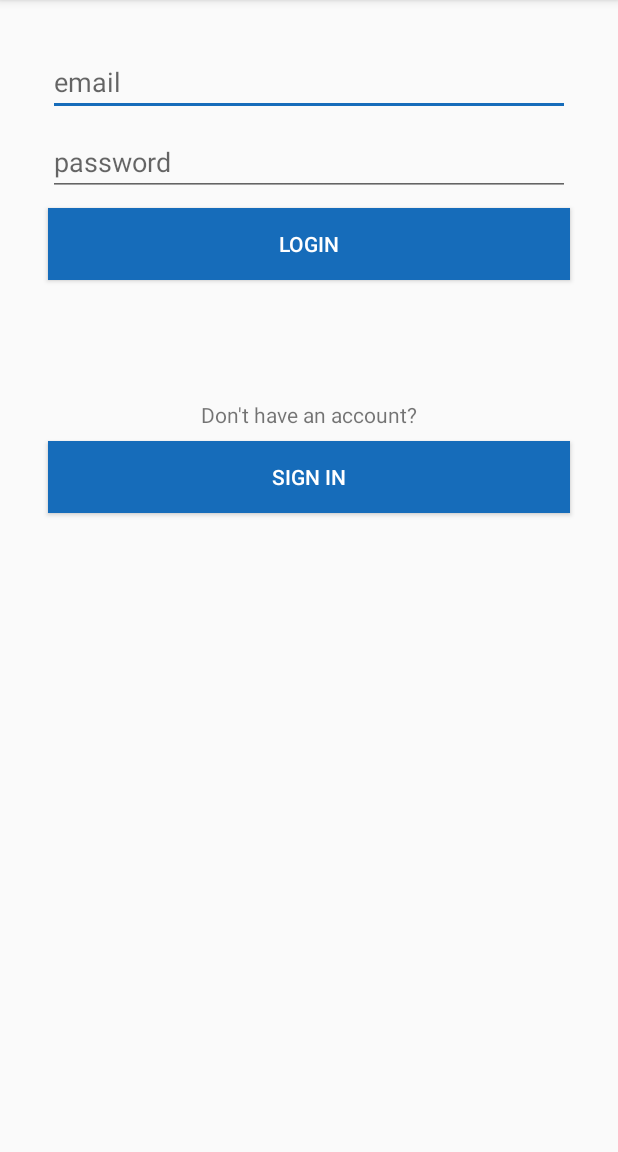
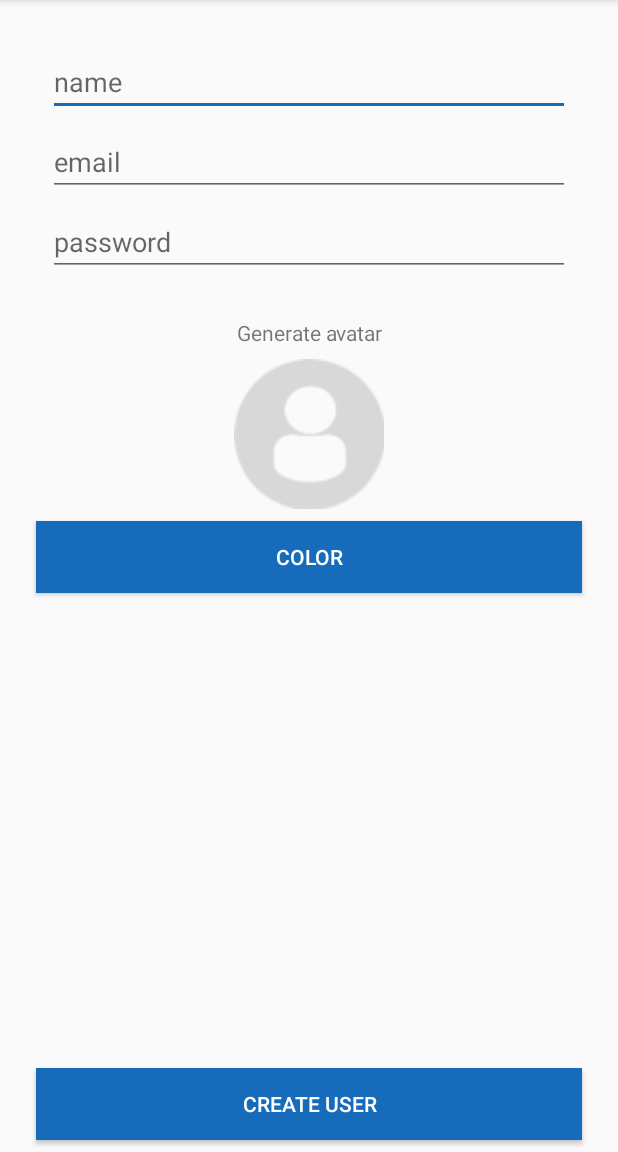
Before and after one commit to AlexChaplygin/Smack-Chat, an Android app: the LoginActivity screen opened directly, with no data from a screen before it, after a tap on "SIGN IN", on a phone screen of 412 x 824 dp, the part 84-1236 px from its top. Run offline under Robolectric (Android 15) with nearby library versions, the phone set to English and light mode, and no system bars; libraries missing offline, so code that uses them is left out: com.example.che.

Commit message:
Create new Activity to create new user

```diff
--- a/app/src/main/AndroidManifest.xml
+++ b/app/src/main/AndroidManifest.xml
@@ -18,7 +18,8 @@
                 <category android:name="android.intent.category.LAUNCHER" />
             </intent-filter>
         </activity>
-        <activity android:name=".LoginActivity"></activity>
+        <activity android:name=".LoginActivity" />
+        <activity android:name=".CreateUserActivity"></activity>
     </application>
 
 </manifest>
--- /dev/null
+++ b/app/src/main/java/com/example/che/alex/smack/CreateUserActivity.kt
@@ -0,0 +1,25 @@
+package com.example.che.alex.smack
+
+import android.support.v7.app.AppCompatActivity
+import android.os.Bundle
+import android.view.View
+
+class CreateUserActivity : AppCompatActivity() {
+
+    override fun onCreate(savedInstanceState: Bundle?) {
+        super.onCreate(savedInstanceState)
+        setContentView(R.layout.activity_create_user)
+    }
+
+    fun createUserChooseColorClick(view: View) {
+
+    }
+
+    fun createUserCreateClick(view: View) {
+
+    }
+
+    fun avatarImageChooseClick(view: View) {
+
+    }
+}
--- a/app/src/main/java/com/example/che/alex/smack/LoginActivity.kt
+++ b/app/src/main/java/com/example/che/alex/smack/LoginActivity.kt
@@ -1,5 +1,6 @@
 package com.example.che.alex.smack
 
+import android.content.Intent
 import android.support.v7.app.AppCompatActivity
 import android.os.Bundle
 import android.view.View
@@ -16,6 +17,7 @@ class LoginActivity : AppCompatActivity() {
     }
 
     fun registerBtnClick(view: View) {
-
+        val intent = Intent(this, CreateUserActivity::class.java)
+        startActivity(intent)
     }
 }
--- /dev/null
+++ b/app/src/main/res/layout/activity_create_user.xml
@@ -0,0 +1,106 @@
+<?xml version="1.0" encoding="utf-8"?>
+<android.support.constraint.ConstraintLayout xmlns:android="http://schemas.android.com/apk/res/android"
+    xmlns:app="http://schemas.android.com/apk/res-auto"
+    xmlns:tools="http://schemas.android.com/tools"
+    android:layout_width="match_parent"
+    android:layout_height="match_parent"
+    tools:context=".CreateUserActivity">
+
+    <EditText
+        android:id="@+id/createUserNameText"
+        android:layout_width="0dp"
+        android:layout_height="wrap_content"
+        android:layout_marginEnd="32dp"
+        android:layout_marginStart="32dp"
+        android:layout_marginTop="32dp"
+        android:ems="10"
+        android:hint="name"
+        android:inputType="textPersonName"
+        app:layout_constraintEnd_toEndOf="parent"
+        app:layout_constraintStart_toStartOf="parent"
+        app:layout_constraintTop_toTopOf="parent" />
+
+    <EditText
+        android:id="@+id/createUserEmailText"
+        android:layout_width="0dp"
+        android:layout_height="wrap_content"
+        android:layout_marginEnd="32dp"
+        android:layout_marginStart="32dp"
+        android:layout_marginTop="8dp"
+        android:ems="10"
+        android:hint="email"
+        android:inputType="textPersonName"
+        app:layout_constraintEnd_toEndOf="parent"
+        app:layout_constraintStart_toStartOf="parent"
+        app:layout_constraintTop_toBottomOf="@+id/createUserNameText" />
+
+    <EditText
+        android:id="@+id/createUserPassText"
+        android:layout_width="0dp"
+        android:layout_height="wrap_content"
+        android:layout_marginEnd="32dp"
+        android:layout_marginStart="32dp"
+        android:layout_marginTop="8dp"
+        android:ems="10"
+        android:hint="password"
+        android:inputType="textPassword"
+        app:layout_constraintEnd_toEndOf="parent"
+        app:layout_constraintStart_toStartOf="parent"
+        app:layout_constraintTop_toBottomOf="@+id/createUserEmailText" />
+
+    <TextView
+        android:id="@+id/textView2"
+        android:layout_width="0dp"
+        android:layout_height="wrap_content"
+        android:layout_marginEnd="8dp"
+        android:layout_marginStart="8dp"
+        android:layout_marginTop="28dp"
+        android:text="Generate avatar"
+        android:textAlignment="center"
+        app:layout_constraintEnd_toEndOf="parent"
+        app:layout_constraintHorizontal_bias="0.0"
+        app:layout_constraintStart_toStartOf="parent"
+        app:layout_constraintTop_toBottomOf="@+id/createUserPassText" />
+
+    <ImageView
+        android:id="@+id/avatarImageChoose"
+        android:layout_width="100dp"
+        android:layout_height="100dp"
+        android:layout_marginEnd="8dp"
+        android:layout_marginStart="8dp"
+        android:layout_marginTop="8dp"
+        android:onClick="avatarImageChooseClick"
+        app:layout_constraintEnd_toEndOf="parent"
+        app:layout_constraintStart_toStartOf="parent"
+        app:layout_constraintTop_toBottomOf="@+id/textView2"
+        app:srcCompat="@drawable/profiledefault" />
+
+    <Button
+        android:id="@+id/createUserChooseColorClick"
+        android:layout_width="0dp"
+        android:layout_height="wrap_content"
+        android:layout_marginEnd="24dp"
+        android:layout_marginStart="24dp"
+        android:layout_marginTop="8dp"
+        android:background="@color/colorAccent"
+        android:text="color"
+        android:textColor="@android:color/white"
+        app:layout_constraintEnd_toEndOf="parent"
+        app:layout_constraintStart_toStartOf="parent"
+        app:layout_constraintTop_toBottomOf="@+id/avatarImageChoose" />
+
+    <Button
+        android:id="@+id/createUserCreateClick"
+        android:layout_width="0dp"
+        android:layout_height="wrap_content"
+        android:layout_marginBottom="8dp"
+        android:layout_marginEnd="24dp"
+        android:layout_marginStart="24dp"
+        android:background="@color/colorAccent"
+        android:text="create user"
+        android:textColor="@android:color/white"
+        app:layout_constraintBottom_toBottomOf="parent"
+        app:layout_constraintEnd_toEndOf="parent"
+        app:layout_constraintHorizontal_bias="0.5"
+        app:layout_constraintStart_toStartOf="parent" />
+</android.support.constraint.ConstraintLayout>
```
